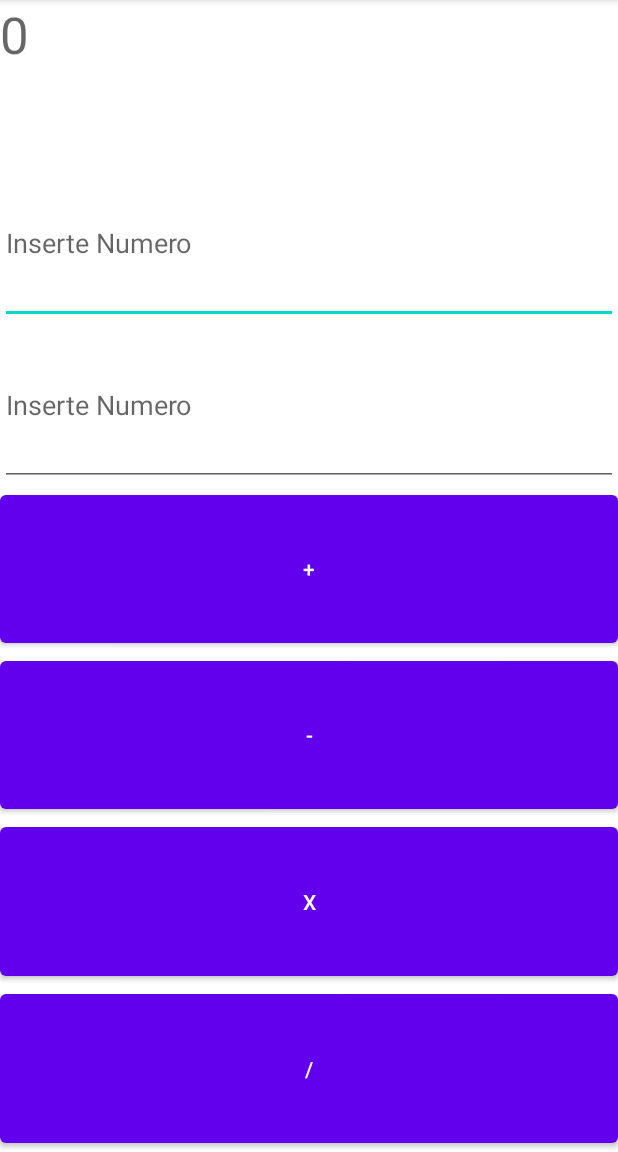
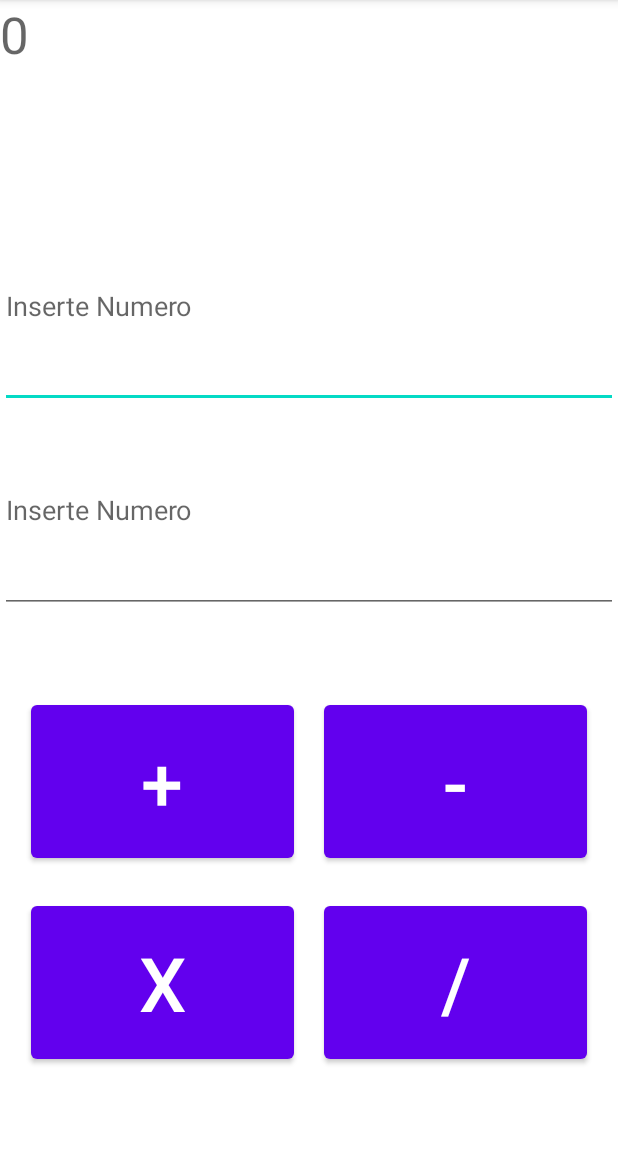
Before and after one commit to Jolmoz/CalculadoraApp, an Android app: the screen it shows after launch (MainActivity), on a phone screen of 412 x 824 dp, the part 84-1236 px from its top. Run offline under Robolectric (Android 15) with nearby library versions, the phone set to English and light mode, and no system bars.

Commit message:
improving layout, adding operations and listeners

```diff
--- a/app/src/main/java/com/jolmoz/calculadoraapp/MainActivity.java
+++ b/app/src/main/java/com/jolmoz/calculadoraapp/MainActivity.java
@@ -3,12 +3,92 @@ package com.jolmoz.calculadoraapp;
 import androidx.appcompat.app.AppCompatActivity;
 
 import android.os.Bundle;
+import android.view.View;
+import android.widget.Button;
+import android.widget.EditText;
+import android.widget.TextView;
 
 public class MainActivity extends AppCompatActivity {
+
+    private TextView textResponse;
+    private EditText textInput1;
+    private EditText textInput2;
+
+    private Button buttonAdd;
+    private Button buttonSubs;
+    private Button buttonMult;
+    private Button buttonDiv;
 
     @Override
     protected void onCreate(Bundle savedInstanceState) {
         super.onCreate(savedInstanceState);
         setContentView(R.layout.activity_main);
+
+        textResponse = findViewById(R.id.response);
+        textInput1 = findViewById(R.id.textInput1);
+        textInput2 = findViewById(R.id.textInput2);
+
+        buttonAdd = findViewById(R.id.button_add);
+        buttonSubs = findViewById(R.id.button_subs);
+        buttonMult = findViewById(R.id.button_mult);
+        buttonDiv = findViewById(R.id.button_div);
+
+        setListeners();
+
+    }
+
+    public double sum (double num1, double num2){
+        return num1 + num2;
+    }
+
+    public double substract (double num1, double num2){
+        return num1 - num2;
+    }
+
+    public double multiply (double num1, double num2){
+        return num1 * num2;
+    }
+
+    public double divide (double num1, double num2){
+        if(num2!=0){
+            return num1 / num2;
+        }else {
+            return 0;
+        }
+    }
+
+    public void setListeners(){
+
+        buttonAdd.setOnClickListener(new View.OnClickListener() {
+            @Override
+            public void onClick(View view) {
+                double operationResult = sum(Double.parseDouble(textInput1.getText().toString()),Double.parseDouble(textInput2.getText().toString()));
+                textResponse.setText(operationResult+"");
+            }
+        });
+
+        buttonSubs.setOnClickListener(new View.OnClickListener() {
+            @Override
+            public void onClick(View view) {
+                double operationResult = substract(Double.parseDouble(textInput1.getText().toString()),Double.parseDouble(textInput2.getText().toString()));
+                textResponse.setText(operationResult+"");
+            }
+        });
+
+        buttonMult.setOnClickListener(new View.OnClickListener() {
+            @Override
+            public void onClick(View view) {
+                double operationResult = multiply(Double.parseDouble(textInput1.getText().toString()),Double.parseDouble(textInput2.getText().toString()));
+                textResponse.setText(operationResult+"");
+            }
+        });
+
+        buttonDiv.setOnClickListener(new View.OnClickListener() {
+            @Override
+            public void onClick(View view) {
+                double operationResult = divide(Double.parseDouble(textInput1.getText().toString()),Double.parseDouble(textInput2.getText().toString()));
+                textResponse.setText(operationResult+"");
+            }
+        });
     }
 }
--- a/app/src/main/res/layout/activity_main.xml
+++ b/app/src/main/res/layout/activity_main.xml
@@ -4,6 +4,7 @@
     xmlns:tools="http://schemas.android.com/tools"
     android:layout_width="match_parent"
     android:layout_height="match_parent"
+    android:gravity="center"
     android:orientation="vertical"
     tools:context=".MainActivity">
 
@@ -17,48 +18,75 @@
         android:textSize="34sp" />
 
     <EditText
-        android:id="@+id/editTextTextPersonName2"
+        android:id="@+id/textInput1"
         android:layout_width="match_parent"
         android:layout_height="wrap_content"
         android:layout_weight="1"
         android:ems="10"
         android:hint="Inserte Numero"
-        android:inputType="number" />
+        android:inputType="number|numberDecimal" />
 
     <EditText
-        android:id="@+id/editTextTextPersonName"
+        android:id="@+id/textInput2"
         android:layout_width="match_parent"
         android:layout_height="wrap_content"
         android:layout_weight="1"
         android:ems="10"
         android:hint="Inserte Numero"
-        android:inputType="number" />
+        android:inputType="number|numberDecimal" />
+
+    <TableLayout
+        android:layout_width="wrap_content"
+        android:layout_height="wrap_content"
+        android:layout_weight="1"
+        android:gravity="center">
+
+        <TableRow
+            android:layout_width="wrap_content"
+            android:layout_height="wrap_content">
 
             <Button
                 android:id="@+id/button_add"
-        android:layout_width="match_parent"
-        android:layout_height="wrap_content"
+                android:layout_width="175dp"
+                android:layout_height="114dp"
+                android:layout_margin="10dp"
                 android:layout_weight="1"
-        android:text="+" />
+                android:text="+"
+                android:textSize="50sp" />
 
             <Button
                 android:id="@+id/button_subs"
-        android:layout_width="match_parent"
-        android:layout_height="wrap_content"
+                android:layout_width="175dp"
+                android:layout_height="114dp"
+                android:layout_margin="10dp"
                 android:layout_weight="1"
-        android:text="-" />
+                android:text="-"
+                android:textSize="50sp" />
+        </TableRow>
+
+        <TableRow
+            android:layout_width="wrap_content"
+            android:layout_height="wrap_content">
 
             <Button
                 android:id="@+id/button_mult"
                 android:layout_width="match_parent"
-        android:layout_height="wrap_content"
+                android:layout_height="114dp"
+                android:layout_margin="10dp"
                 android:layout_weight="1"
-        android:text="X" />
+                android:text="x"
+                android:textSize="50sp" />
 
             <Button
                 android:id="@+id/button_div"
                 android:layout_width="match_parent"
-        android:layout_height="wrap_content"
+                android:layout_height="114dp"
+                android:layout_margin="10dp"
                 android:layout_weight="1"
-        android:text="/" />
+                android:text="/"
+                android:textSize="50sp" />
+        </TableRow>
+
+    </TableLayout>
+
 </LinearLayout>
```
Lines whose indentation alone changed are shown as unchanged.
